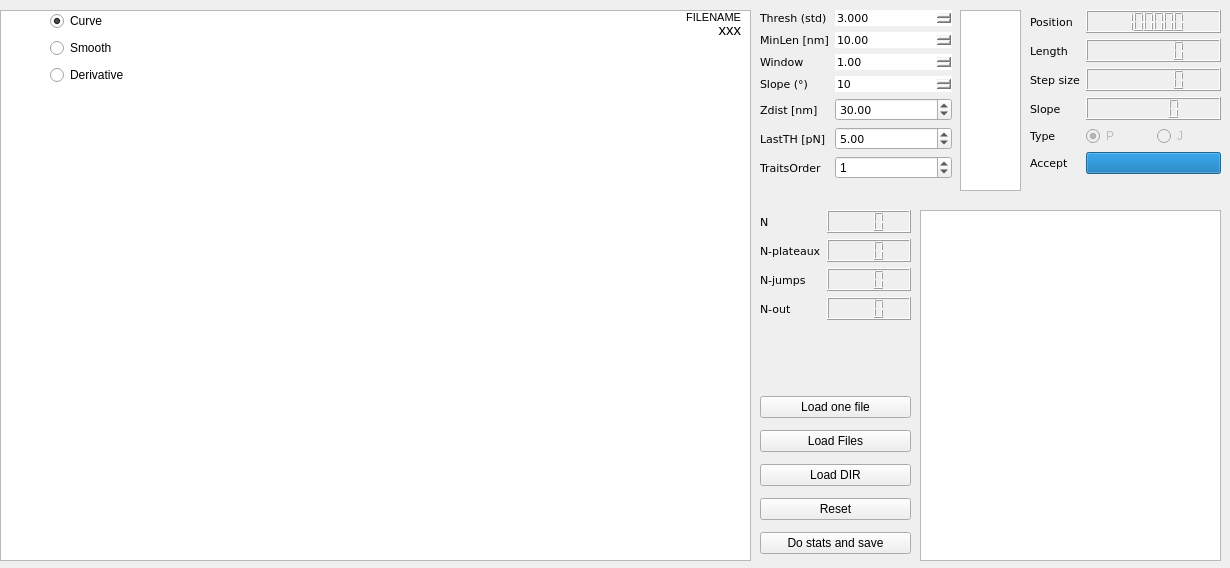
First picture: the form in canale_view.ui, repository CellMechLab/CellForceSpectroscopy, before the edit.
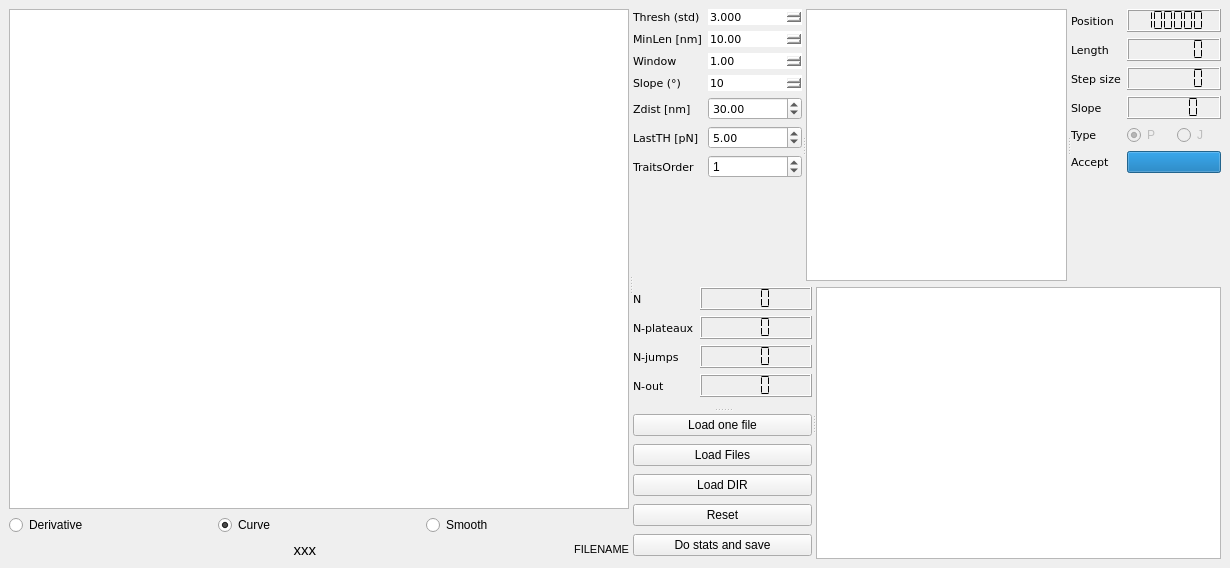
Second picture: the form after the edit. Icons and pictures are not drawn. Custom widgets are drawn as their Qt base class.

```diff
--- a/canale_view.ui
+++ b/canale_view.ui
@@ -10,6 +10,12 @@
     <height>568</height>
    </rect>
   </property>
+  <property name="maximumSize">
+   <size>
+    <width>16777215</width>
+    <height>16777215</height>
+   </size>
+  </property>
   <property name="windowTitle">
    <string>MainWindow</string>
   </property>
@@ -18,14 +24,21 @@
     <normaloff>../../../../git/SiMPlE/smfsmanager/D_mica.png</normaloff>../../../../git/SiMPlE/smfsmanager/D_mica.png</iconset>
   </property>
   <widget class="QWidget" name="centralwidget">
+   <layout class="QHBoxLayout" name="horizontalLayout_4">
+    <item>
+     <widget class="QSplitter" name="splitter_4">
+      <property name="orientation">
+       <enum>Qt::Horizontal</enum>
+      </property>
+      <widget class="QWidget" name="layoutWidget">
+       <layout class="QVBoxLayout" name="verticalLayout_2">
+        <item>
    <widget class="PlotWidget" name="grafo">
-    <property name="geometry">
-     <rect>
-      <x>0</x>
-      <y>10</y>
-      <width>751</width>
-      <height>551</height>
-     </rect>
+          <property name="minimumSize">
+           <size>
+            <width>600</width>
+            <height>0</height>
+           </size>
     </property>
     <property name="toolTip">
      <string/>
@@ -37,35 +50,41 @@
      <string/>
     </property>
    </widget>
-   <widget class="QLabel" name="labFilename">
-    <property name="geometry">
-     <rect>
-      <x>480</x>
-      <y>10</y>
-      <width>261</width>
-      <height>16</height>
-     </rect>
-    </property>
+        </item>
+        <item>
+         <layout class="QVBoxLayout" name="verticalLayout_4">
+          <item>
+           <layout class="QHBoxLayout" name="horizontalLayout">
+            <item>
+             <widget class="QRadioButton" name="radio_deriv">
+              <property name="text">
+               <string>Derivative</string>
+              </property>
+             </widget>
+            </item>
+            <item>
+             <widget class="QRadioButton" name="radio_view">
     <property name="text">
-     <string>&lt;!DOCTYPE HTML PUBLIC &quot;-//W3C//DTD HTML 4.0//EN&quot; &quot;http://www.w3.org/TR/REC-html40/strict.dtd&quot;&gt;
-&lt;html&gt;&lt;head&gt;&lt;meta name=&quot;qrichtext&quot; content=&quot;1&quot; /&gt;&lt;style type=&quot;text/css&quot;&gt;
-p, li { white-space: pre-wrap; }
-&lt;/style&gt;&lt;/head&gt;&lt;body style=&quot; font-family:'Ubuntu'; font-size:11pt; font-weight:400; font-style:normal;&quot;&gt;
-&lt;p style=&quot; margin-top:0px; margin-bottom:0px; margin-left:0px; margin-right:0px; -qt-block-indent:0; text-indent:0px;&quot;&gt;&lt;span style=&quot; font-size:8pt;&quot;&gt;FILENAME&lt;/span&gt;&lt;/p&gt;&lt;/body&gt;&lt;/html&gt;</string>
-    </property>
-    <property name="alignment">
-     <set>Qt::AlignRight|Qt::AlignTrailing|Qt::AlignVCenter</set>
-    </property>
-   </widget>
+               <string>Curve</string>
+              </property>
+              <property name="checked">
+               <bool>true</bool>
+              </property>
+             </widget>
+            </item>
+            <item>
+             <widget class="QRadioButton" name="radio_smooth">
+              <property name="text">
+               <string>Smooth</string>
+              </property>
+             </widget>
+            </item>
+           </layout>
+          </item>
+          <item>
+           <layout class="QHBoxLayout" name="horizontalLayout_3">
+            <item>
    <widget class="QLabel" name="labDetails">
-    <property name="geometry">
-     <rect>
-      <x>0</x>
-      <y>20</y>
-      <width>741</width>
-      <height>20</height>
-     </rect>
-    </property>
     <property name="text">
      <string>&lt;!DOCTYPE HTML PUBLIC &quot;-//W3C//DTD HTML 4.0//EN&quot; &quot;http://www.w3.org/TR/REC-html40/strict.dtd&quot;&gt;
 &lt;html&gt;&lt;head&gt;&lt;meta name=&quot;qrichtext&quot; content=&quot;1&quot; /&gt;&lt;style type=&quot;text/css&quot;&gt;
@@ -77,15 +96,38 @@
      <set>Qt::AlignRight|Qt::AlignTrailing|Qt::AlignVCenter</set>
     </property>
    </widget>
+            </item>
+            <item>
+             <widget class="QLabel" name="labFilename">
+              <property name="text">
+               <string>&lt;!DOCTYPE HTML PUBLIC &quot;-//W3C//DTD HTML 4.0//EN&quot; &quot;http://www.w3.org/TR/REC-html40/strict.dtd&quot;&gt;
+&lt;html&gt;&lt;head&gt;&lt;meta name=&quot;qrichtext&quot; content=&quot;1&quot; /&gt;&lt;style type=&quot;text/css&quot;&gt;
+p, li { white-space: pre-wrap; }
+&lt;/style&gt;&lt;/head&gt;&lt;body style=&quot; font-family:'Ubuntu'; font-size:11pt; font-weight:400; font-style:normal;&quot;&gt;
+&lt;p style=&quot; margin-top:0px; margin-bottom:0px; margin-left:0px; margin-right:0px; -qt-block-indent:0; text-indent:0px;&quot;&gt;&lt;span style=&quot; font-size:8pt;&quot;&gt;FILENAME&lt;/span&gt;&lt;/p&gt;&lt;/body&gt;&lt;/html&gt;</string>
+              </property>
+              <property name="alignment">
+               <set>Qt::AlignRight|Qt::AlignTrailing|Qt::AlignVCenter</set>
+              </property>
+             </widget>
+            </item>
+           </layout>
+          </item>
+         </layout>
+        </item>
+       </layout>
+      </widget>
+      <widget class="QWidget" name="layoutWidget">
+       <layout class="QVBoxLayout" name="verticalLayout_3">
+        <property name="sizeConstraint">
+         <enum>QLayout::SetDefaultConstraint</enum>
+        </property>
+        <item>
+         <widget class="QSplitter" name="splitter_3">
+          <property name="orientation">
+           <enum>Qt::Horizontal</enum>
+          </property>
    <widget class="QWidget" name="formLayoutWidget">
-    <property name="geometry">
-     <rect>
-      <x>760</x>
-      <y>10</y>
-      <width>192</width>
-      <height>191</height>
-     </rect>
-    </property>
     <layout class="QFormLayout" name="formLayout">
      <property name="fieldGrowthPolicy">
       <enum>QFormLayout::AllNonFixedFieldsGrow</enum>
@@ -377,170 +419,7 @@
      </item>
     </layout>
    </widget>
-   <widget class="QWidget" name="layoutWidget">
-    <property name="geometry">
-     <rect>
-      <x>50</x>
-      <y>10</y>
-      <width>102</width>
-      <height>76</height>
-     </rect>
-    </property>
-    <layout class="QVBoxLayout" name="verticalLayout_2">
-     <item>
-      <widget class="QRadioButton" name="radio_view">
-       <property name="text">
-        <string>Curve</string>
-       </property>
-       <property name="checked">
-        <bool>true</bool>
-       </property>
-      </widget>
-     </item>
-     <item>
-      <widget class="QRadioButton" name="radio_smooth">
-       <property name="text">
-        <string>Smooth</string>
-       </property>
-      </widget>
-     </item>
-     <item>
-      <widget class="QRadioButton" name="radio_deriv">
-       <property name="text">
-        <string>Derivative</string>
-       </property>
-      </widget>
-     </item>
-    </layout>
-   </widget>
-   <widget class="QWidget" name="formLayoutWidget_2">
-    <property name="geometry">
-     <rect>
-      <x>760</x>
-      <y>210</y>
-      <width>151</width>
-      <height>115</height>
-     </rect>
-    </property>
-    <layout class="QFormLayout" name="formLayout_2">
-     <property name="fieldGrowthPolicy">
-      <enum>QFormLayout::AllNonFixedFieldsGrow</enum>
-     </property>
-     <item row="0" column="0">
-      <widget class="QLabel" name="label_8">
-       <property name="font">
-        <font>
-         <family>Verdana</family>
-         <pointsize>8</pointsize>
-        </font>
-       </property>
-       <property name="styleSheet">
-        <string notr="true">border: none;</string>
-       </property>
-       <property name="text">
-        <string>N</string>
-       </property>
-       <property name="textFormat">
-        <enum>Qt::AutoText</enum>
-       </property>
-      </widget>
-     </item>
-     <item row="0" column="1">
-      <widget class="QLCDNumber" name="lcd_N">
-       <property name="numDigits">
-        <number>3</number>
-       </property>
-      </widget>
-     </item>
-     <item row="1" column="0">
-      <widget class="QLabel" name="label_9">
-       <property name="font">
-        <font>
-         <family>Verdana</family>
-         <pointsize>8</pointsize>
-        </font>
-       </property>
-       <property name="styleSheet">
-        <string notr="true">border: none;</string>
-       </property>
-       <property name="text">
-        <string>N-plateaux</string>
-       </property>
-       <property name="textFormat">
-        <enum>Qt::AutoText</enum>
-       </property>
-      </widget>
-     </item>
-     <item row="1" column="1">
-      <widget class="QLCDNumber" name="lcd_Np">
-       <property name="numDigits">
-        <number>3</number>
-       </property>
-      </widget>
-     </item>
-     <item row="2" column="0">
-      <widget class="QLabel" name="label_10">
-       <property name="font">
-        <font>
-         <family>Verdana</family>
-         <pointsize>8</pointsize>
-        </font>
-       </property>
-       <property name="styleSheet">
-        <string notr="true">border: none;</string>
-       </property>
-       <property name="text">
-        <string>N-jumps</string>
-       </property>
-       <property name="textFormat">
-        <enum>Qt::AutoText</enum>
-       </property>
-      </widget>
-     </item>
-     <item row="2" column="1">
-      <widget class="QLCDNumber" name="lcd_Nj">
-       <property name="numDigits">
-        <number>3</number>
-       </property>
-      </widget>
-     </item>
-     <item row="3" column="0">
-      <widget class="QLabel" name="label_11">
-       <property name="font">
-        <font>
-         <family>Verdana</family>
-         <pointsize>8</pointsize>
-        </font>
-       </property>
-       <property name="styleSheet">
-        <string notr="true">border: none;</string>
-       </property>
-       <property name="text">
-        <string>N-out</string>
-       </property>
-       <property name="textFormat">
-        <enum>Qt::AutoText</enum>
-       </property>
-      </widget>
-     </item>
-     <item row="3" column="1">
-      <widget class="QLCDNumber" name="lcd_Nblue">
-       <property name="numDigits">
-        <number>3</number>
-       </property>
-      </widget>
-     </item>
-    </layout>
-   </widget>
    <widget class="QListWidget" name="pjlist">
-    <property name="geometry">
-     <rect>
-      <x>960</x>
-      <y>10</y>
-      <width>61</width>
-      <height>181</height>
-     </rect>
-    </property>
     <property name="font">
      <font>
       <family>Verdana</family>
@@ -552,15 +431,10 @@
     </property>
    </widget>
    <widget class="QWidget" name="formLayoutWidget_3">
-    <property name="geometry">
-     <rect>
-      <x>1030</x>
-      <y>10</y>
-      <width>191</width>
-      <height>181</height>
-     </rect>
-    </property>
     <layout class="QFormLayout" name="formLayout_3">
+            <property name="sizeConstraint">
+             <enum>QLayout::SetDefaultConstraint</enum>
+            </property>
      <property name="fieldGrowthPolicy">
       <enum>QFormLayout::AllNonFixedFieldsGrow</enum>
      </property>
@@ -585,9 +459,18 @@
      </item>
      <item row="0" column="1">
       <widget class="QLCDNumber" name="lcd_Tposition">
+              <property name="maximumSize">
+               <size>
+                <width>100</width>
+                <height>16777215</height>
+               </size>
+              </property>
        <property name="numDigits">
         <number>6</number>
        </property>
+              <property name="segmentStyle">
+               <enum>QLCDNumber::Flat</enum>
+              </property>
        <property name="value" stdset="0">
         <double>100000.000000000000000</double>
        </property>
@@ -614,9 +497,18 @@
      </item>
      <item row="1" column="1">
       <widget class="QLCDNumber" name="lcd_Tlength">
+              <property name="maximumSize">
+               <size>
+                <width>100</width>
+                <height>16777215</height>
+               </size>
+              </property>
        <property name="numDigits">
         <number>6</number>
        </property>
+              <property name="segmentStyle">
+               <enum>QLCDNumber::Flat</enum>
+              </property>
       </widget>
      </item>
      <item row="2" column="0">
@@ -640,9 +532,18 @@
      </item>
      <item row="2" column="1">
       <widget class="QLCDNumber" name="lcd_Tstep">
+              <property name="maximumSize">
+               <size>
+                <width>100</width>
+                <height>16777215</height>
+               </size>
+              </property>
        <property name="numDigits">
         <number>6</number>
        </property>
+              <property name="segmentStyle">
+               <enum>QLCDNumber::Flat</enum>
+              </property>
       </widget>
      </item>
      <item row="3" column="0">
@@ -666,37 +567,36 @@
      </item>
      <item row="3" column="1">
       <widget class="QLCDNumber" name="lcd_Tslope">
+              <property name="maximumSize">
+               <size>
+                <width>100</width>
+                <height>16777215</height>
+               </size>
+              </property>
        <property name="numDigits">
         <number>5</number>
        </property>
-      </widget>
-     </item>
-     <item row="4" column="0">
-      <widget class="QLabel" name="label_17">
-       <property name="font">
-        <font>
-         <family>Verdana</family>
-         <pointsize>8</pointsize>
-        </font>
-       </property>
-       <property name="styleSheet">
-        <string notr="true">border: none;</string>
-       </property>
-       <property name="text">
-        <string>Type</string>
-       </property>
-       <property name="textFormat">
-        <enum>Qt::AutoText</enum>
+              <property name="segmentStyle">
+               <enum>QLCDNumber::Flat</enum>
        </property>
       </widget>
      </item>
      <item row="4" column="1">
       <layout class="QHBoxLayout" name="horizontalLayout_2">
+              <property name="sizeConstraint">
+               <enum>QLayout::SetMaximumSize</enum>
+              </property>
        <item>
         <widget class="QRadioButton" name="pj_p">
          <property name="enabled">
           <bool>false</bool>
          </property>
+                <property name="maximumSize">
+                 <size>
+                  <width>50</width>
+                  <height>16777215</height>
+                 </size>
+                </property>
          <property name="text">
           <string>P</string>
          </property>
@@ -713,6 +613,12 @@
          <property name="enabled">
           <bool>false</bool>
          </property>
+                <property name="maximumSize">
+                 <size>
+                  <width>50</width>
+                  <height>16777215</height>
+                 </size>
+                </property>
          <property name="text">
           <string>J</string>
          </property>
@@ -741,6 +647,12 @@
      </item>
      <item row="5" column="1">
       <widget class="QProgressBar" name="fil_io">
+              <property name="maximumSize">
+               <size>
+                <width>100</width>
+                <height>16777215</height>
+               </size>
+              </property>
        <property name="maximum">
         <number>1</number>
        </property>
@@ -752,17 +664,162 @@
        </property>
       </widget>
      </item>
+            <item row="4" column="0">
+             <widget class="QLabel" name="label_17">
+              <property name="font">
+               <font>
+                <family>Verdana</family>
+                <pointsize>8</pointsize>
+               </font>
+              </property>
+              <property name="styleSheet">
+               <string notr="true">border: none;</string>
+              </property>
+              <property name="text">
+               <string>Type</string>
+              </property>
+              <property name="textFormat">
+               <enum>Qt::AutoText</enum>
+              </property>
+             </widget>
+            </item>
+           </layout>
+          </widget>
+         </widget>
+        </item>
+        <item>
+         <widget class="QSplitter" name="splitter_2">
+          <property name="orientation">
+           <enum>Qt::Horizontal</enum>
+          </property>
+          <widget class="QSplitter" name="splitter">
+           <property name="orientation">
+            <enum>Qt::Vertical</enum>
+           </property>
+           <widget class="QWidget" name="formLayoutWidget_2">
+            <layout class="QFormLayout" name="formLayout_2">
+             <property name="fieldGrowthPolicy">
+              <enum>QFormLayout::AllNonFixedFieldsGrow</enum>
+             </property>
+             <item row="0" column="0">
+              <widget class="QLabel" name="label_8">
+               <property name="font">
+                <font>
+                 <family>Verdana</family>
+                 <pointsize>8</pointsize>
+                </font>
+               </property>
+               <property name="styleSheet">
+                <string notr="true">border: none;</string>
+               </property>
+               <property name="text">
+                <string>N</string>
+               </property>
+               <property name="textFormat">
+                <enum>Qt::AutoText</enum>
+               </property>
+              </widget>
+             </item>
+             <item row="0" column="1">
+              <widget class="QLCDNumber" name="lcd_N">
+               <property name="numDigits">
+                <number>3</number>
+               </property>
+               <property name="segmentStyle">
+                <enum>QLCDNumber::Flat</enum>
+               </property>
+              </widget>
+             </item>
+             <item row="1" column="0">
+              <widget class="QLabel" name="label_9">
+               <property name="font">
+                <font>
+                 <family>Verdana</family>
+                 <pointsize>8</pointsize>
+                </font>
+               </property>
+               <property name="styleSheet">
+                <string notr="true">border: none;</string>
+               </property>
+               <property name="text">
+                <string>N-plateaux</string>
+               </property>
+               <property name="textFormat">
+                <enum>Qt::AutoText</enum>
+               </property>
+              </widget>
+             </item>
+             <item row="1" column="1">
+              <widget class="QLCDNumber" name="lcd_Np">
+               <property name="numDigits">
+                <number>3</number>
+               </property>
+               <property name="segmentStyle">
+                <enum>QLCDNumber::Flat</enum>
+               </property>
+              </widget>
+             </item>
+             <item row="2" column="0">
+              <widget class="QLabel" name="label_10">
+               <property name="font">
+                <font>
+                 <family>Verdana</family>
+                 <pointsize>8</pointsize>
+                </font>
+               </property>
+               <property name="styleSheet">
+                <string notr="true">border: none;</string>
+               </property>
+               <property name="text">
+                <string>N-jumps</string>
+               </property>
+               <property name="textFormat">
+                <enum>Qt::AutoText</enum>
+               </property>
+              </widget>
+             </item>
+             <item row="2" column="1">
+              <widget class="QLCDNumber" name="lcd_Nj">
+               <property name="numDigits">
+                <number>3</number>
+               </property>
+               <property name="segmentStyle">
+                <enum>QLCDNumber::Flat</enum>
+               </property>
+              </widget>
+             </item>
+             <item row="3" column="0">
+              <widget class="QLabel" name="label_11">
+               <property name="font">
+                <font>
+                 <family>Verdana</family>
+                 <pointsize>8</pointsize>
+                </font>
+               </property>
+               <property name="styleSheet">
+                <string notr="true">border: none;</string>
+               </property>
+               <property name="text">
+                <string>N-out</string>
+               </property>
+               <property name="textFormat">
+                <enum>Qt::AutoText</enum>
+               </property>
+              </widget>
+             </item>
+             <item row="3" column="1">
+              <widget class="QLCDNumber" name="lcd_Nblue">
+               <property name="numDigits">
+                <number>3</number>
+               </property>
+               <property name="segmentStyle">
+                <enum>QLCDNumber::Flat</enum>
+               </property>
+              </widget>
+             </item>
     </layout>
    </widget>
    <widget class="QWidget" name="verticalLayoutWidget">
-    <property name="geometry">
-     <rect>
-      <x>760</x>
-      <y>390</y>
-      <width>151</width>
-      <height>170</height>
-     </rect>
-    </property>
     <layout class="QVBoxLayout" name="verticalLayout">
      <item>
       <widget class="QPushButton" name="bAddFile">
@@ -801,15 +858,8 @@
      </item>
     </layout>
    </widget>
+          </widget>
    <widget class="QListWidget" name="mainlist">
-    <property name="geometry">
-     <rect>
-      <x>920</x>
-      <y>210</y>
-      <width>301</width>
-      <height>351</height>
-     </rect>
-    </property>
     <property name="font">
      <font>
       <family>Verdana</family>
@@ -817,6 +867,13 @@
      </font>
     </property>
    </widget>
+         </widget>
+        </item>
+       </layout>
+      </widget>
+     </widget>
+    </item>
+   </layout>
   </widget>
  </widget>
  <customwidgets>
```
Lines whose indentation alone changed are shown as unchanged.
